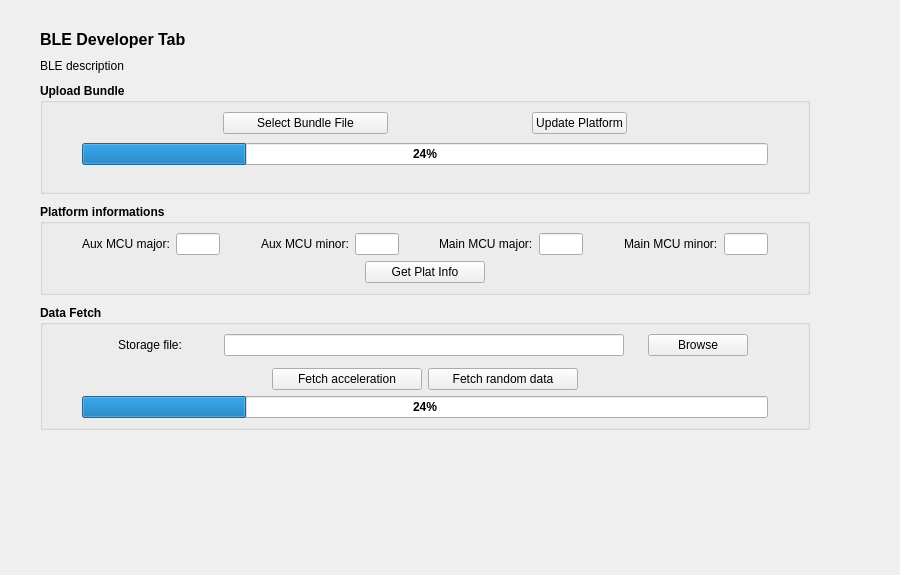
Before: the Qt Designer form src/BleDev.ui in mooltipass/moolticute, drawn with Qt 5.
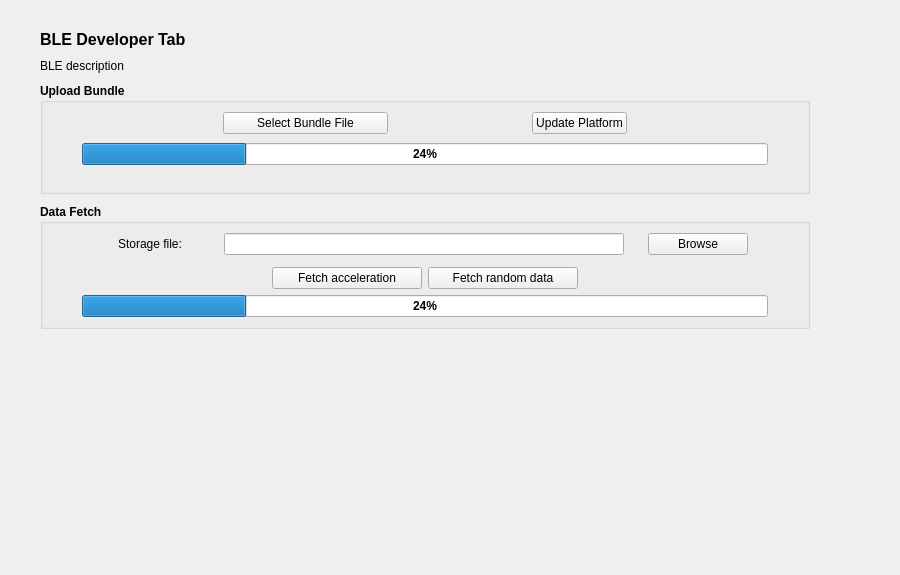
After: the same form once the commit is applied.

Commit message: [BLE] Remove Platform Informations section from Ble Dev Tab

Patch:
```diff
--- a/src/BleDev.ui
+++ b/src/BleDev.ui
@@ -248,275 +248,6 @@
      </layout>
     </widget>
    </item>
-   <item>
-    <widget class="QGroupBox" name="groupBoxPlatInfo">
-     <property name="maximumSize">
-      <size>
-       <width>16777215</width>
-       <height>16777215</height>
-      </size>
-     </property>
-     <property name="font">
-      <font>
-       <weight>75</weight>
-       <bold>true</bold>
-      </font>
-     </property>
-     <property name="title">
-      <string>Platform informations</string>
-     </property>
-     <layout class="QVBoxLayout" name="verticalLayout_3">
-      <item>
-       <layout class="QHBoxLayout" name="horizontalLayout_4">
-        <property name="leftMargin">
-         <number>30</number>
-        </property>
-        <property name="rightMargin">
-         <number>30</number>
-        </property>
-        <item>
-         <widget class="QLabel" name="label_AuxMCUMaj">
-          <property name="sizePolicy">
-           <sizepolicy hsizetype="Maximum" vsizetype="Preferred">
-            <horstretch>0</horstretch>
-            <verstretch>0</verstretch>
-           </sizepolicy>
-          </property>
-          <property name="font">
-           <font>
-            <weight>50</weight>
-            <bold>false</bold>
-           </font>
-          </property>
-          <property name="text">
-           <string>Aux MCU major:</string>
-          </property>
-         </widget>
-        </item>
-        <item>
-         <widget class="QLineEdit" name="lineEditAuxMCUMaj">
-          <property name="maximumSize">
-           <size>
-            <width>50</width>
-            <height>16777215</height>
-           </size>
-          </property>
-          <property name="font">
-           <font>
-            <weight>50</weight>
-            <bold>false</bold>
-           </font>
-          </property>
-          <property name="alignment">
-           <set>Qt::AlignCenter</set>
-          </property>
-          <property name="readOnly">
-           <bool>true</bool>
-          </property>
-         </widget>
-        </item>
-        <item>
-         <spacer name="horizontalSpacer_2">
-          <property name="orientation">
-           <enum>Qt::Horizontal</enum>
-          </property>
-          <property name="sizeHint" stdset="0">
-           <size>
-            <width>40</width>
-            <height>20</height>
-           </size>
-          </property>
-         </spacer>
-        </item>
-        <item>
-         <widget class="QLabel" name="label_AuxMCUMin">
-          <property name="sizePolicy">
-           <sizepolicy hsizetype="Maximum" vsizetype="Preferred">
-            <horstretch>0</horstretch>
-            <verstretch>0</verstretch>
-           </sizepolicy>
-          </property>
-          <property name="font">
-           <font>
-            <weight>50</weight>
-            <bold>false</bold>
-           </font>
-          </property>
-          <property name="text">
-           <string>Aux MCU minor:</string>
-          </property>
-         </widget>
-        </item>
-        <item>
-         <widget class="QLineEdit" name="lineEditAuxMCUMin">
-          <property name="maximumSize">
-           <size>
-            <width>50</width>
-            <height>16777215</height>
-           </size>
-          </property>
-          <property name="font">
-           <font>
-            <weight>50</weight>
-            <bold>false</bold>
-           </font>
-          </property>
-          <property name="alignment">
-           <set>Qt::AlignCenter</set>
-          </property>
-          <property name="readOnly">
-           <bool>true</bool>
-          </property>
-         </widget>
-        </item>
-        <item>
-         <spacer name="horizontalSpacer_3">
-          <property name="orientation">
-           <enum>Qt::Horizontal</enum>
-          </property>
-          <property name="sizeHint" stdset="0">
-           <size>
-            <width>40</width>
-            <height>20</height>
-           </size>
-          </property>
-         </spacer>
-        </item>
-        <item>
-         <widget class="QLabel" name="label_MainMCUMaj">
-          <property name="sizePolicy">
-           <sizepolicy hsizetype="Maximum" vsizetype="Preferred">
-            <horstretch>0</horstretch>
-            <verstretch>0</verstretch>
-           </sizepolicy>
-          </property>
-          <property name="font">
-           <font>
-            <weight>50</weight>
-            <bold>false</bold>
-           </font>
-          </property>
-          <property name="text">
-           <string>Main MCU major:</string>
-          </property>
-         </widget>
-        </item>
-        <item>
-         <widget class="QLineEdit" name="lineEditMainMCUMaj">
-          <property name="maximumSize">
-           <size>
-            <width>50</width>
-            <height>16777215</height>
-           </size>
-          </property>
-          <property name="font">
-           <font>
-            <weight>50</weight>
-            <bold>false</bold>
-           </font>
-          </property>
-          <property name="alignment">
-           <set>Qt::AlignCenter</set>
-          </property>
-          <property name="readOnly">
-           <bool>true</bool>
-          </property>
-         </widget>
-        </item>
-        <item>
-         <spacer name="horizontalSpacer_4">
-          <property name="orientation">
-           <enum>Qt::Horizontal</enum>
-          </property>
-          <property name="sizeHint" stdset="0">
-           <size>
-            <width>40</width>
-            <height>20</height>
-           </size>
-          </property>
-         </spacer>
-        </item>
-        <item>
-         <widget class="QLabel" name="label_MainMCUMin">
-          <property name="sizePolicy">
-           <sizepolicy hsizetype="Maximum" vsizetype="Preferred">
-            <horstretch>0</horstretch>
-            <verstretch>0</verstretch>
-           </sizepolicy>
-          </property>
-          <property name="font">
-           <font>
-            <weight>50</weight>
-            <bold>false</bold>
-           </font>
-          </property>
-          <property name="text">
-           <string>Main MCU minor:</string>
-          </property>
-         </widget>
-        </item>
-        <item>
-         <widget class="QLineEdit" name="lineEditMainMCUMin">
-          <property name="maximumSize">
-           <size>
-            <width>50</width>
-            <height>16777215</height>
-           </size>
-          </property>
-          <property name="font">
-           <font>
-            <weight>50</weight>
-            <bold>false</bold>
-           </font>
-          </property>
-          <property name="alignment">
-           <set>Qt::AlignCenter</set>
-          </property>
-          <property name="readOnly">
-           <bool>true</bool>
-          </property>
-         </widget>
-        </item>
-       </layout>
-      </item>
-      <item>
-       <layout class="QHBoxLayout" name="horizontalLayout_8">
-        <property name="leftMargin">
-         <number>30</number>
-        </property>
-        <property name="rightMargin">
-         <number>30</number>
-        </property>
-        <item>
-         <widget class="QPushButton" name="btnPlatInfo">
-          <property name="minimumSize">
-           <size>
-            <width>80</width>
-            <height>0</height>
-           </size>
-          </property>
-          <property name="maximumSize">
-           <size>
-            <width>120</width>
-            <height>16777215</height>
-           </size>
-          </property>
-          <property name="font">
-           <font>
-            <weight>50</weight>
-            <bold>false</bold>
-           </font>
-          </property>
-          <property name="text">
-           <string>Get Plat Info</string>
-          </property>
-         </widget>
-        </item>
-       </layout>
-      </item>
-     </layout>
-    </widget>
-   </item>
    <item>
     <widget class="QGroupBox" name="groupBoxFetchData">
      <property name="sizePolicy">
```
The commit also changes 2 other files.
